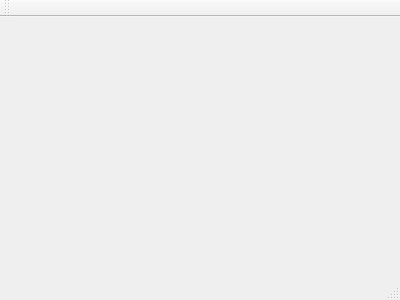
Old version of the form sandbox/andreas/untitled/mainwindow.ui in the repository nilsknacken/A3B-repo.
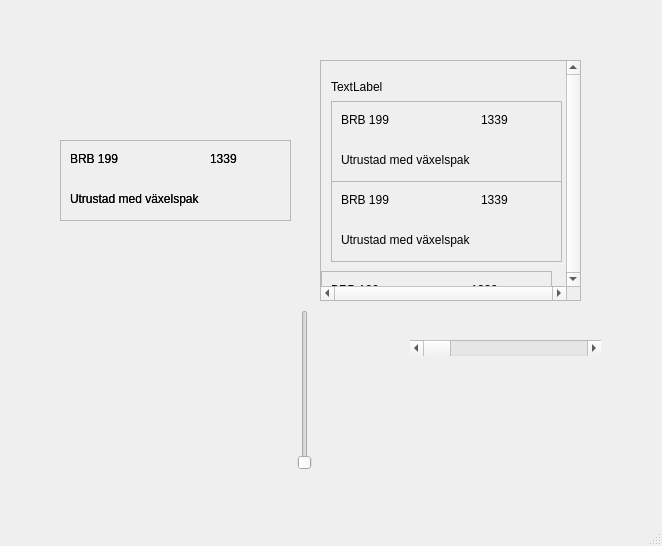
New version of the form.

```diff
--- a/sandbox/andreas/untitled/mainwindow.ui
+++ b/sandbox/andreas/untitled/mainwindow.ui
@@ -1,24 +1,479 @@
 <ui version="4.0">
  <class>MainWindow</class>
- <widget class="QMainWindow" name="MainWindow" >
-  <property name="geometry" >
+ <widget class="QMainWindow" name="MainWindow">
+  <property name="geometry">
    <rect>
     <x>0</x>
     <y>0</y>
-    <width>400</width>
-    <height>300</height>
+    <width>662</width>
+    <height>546</height>
    </rect>
   </property>
   <property name="windowTitle" >
    <string>MainWindow</string>
   </property>
-  <widget class="QMenuBar" name="menuBar" />
-  <widget class="QToolBar" name="mainToolBar" />
-  <widget class="QWidget" name="centralWidget" />
-  <widget class="QStatusBar" name="statusBar" />
+  <widget class="QWidget" name="centralWidget">
+   <widget class="QScrollArea" name="scrollArea">
+    <property name="geometry">
+     <rect>
+      <x>320</x>
+      <y>60</y>
+      <width>261</width>
+      <height>241</height>
+     </rect>
+    </property>
+    <property name="verticalScrollBarPolicy">
+     <enum>Qt::ScrollBarAlwaysOn</enum>
+    </property>
+    <property name="horizontalScrollBarPolicy">
+     <enum>Qt::ScrollBarAlwaysOn</enum>
+    </property>
+    <property name="widgetResizable">
+     <bool>true</bool>
+    </property>
+    <widget class="QWidget" name="scrollAreaWidgetContents">
+     <property name="geometry">
+      <rect>
+       <x>0</x>
+       <y>0</y>
+       <width>246</width>
+       <height>226</height>
+      </rect>
+     </property>
+     <widget class="QLabel" name="label_4">
+      <property name="geometry">
+       <rect>
+        <x>10</x>
+        <y>10</y>
+        <width>251</width>
+        <height>31</height>
+       </rect>
+      </property>
+      <property name="text">
+       <string>TextLabel</string>
+      </property>
+     </widget>
+     <widget class="QFrame" name="frame_2">
+      <property name="geometry">
+       <rect>
+        <x>10</x>
+        <y>40</y>
+        <width>231</width>
+        <height>81</height>
+       </rect>
+      </property>
+      <property name="mouseTracking">
+       <bool>true</bool>
+      </property>
+      <property name="focusPolicy">
+       <enum>Qt::StrongFocus</enum>
+      </property>
+      <property name="frameShape">
+       <enum>QFrame::StyledPanel</enum>
+      </property>
+      <property name="frameShadow">
+       <enum>QFrame::Raised</enum>
+      </property>
+      <widget class="QLabel" name="label_5">
+       <property name="geometry">
+        <rect>
+         <x>10</x>
+         <y>10</y>
+         <width>66</width>
+         <height>17</height>
+        </rect>
+       </property>
+       <property name="text">
+        <string>BRB 199</string>
+       </property>
+      </widget>
+      <widget class="QLabel" name="label_6">
+       <property name="geometry">
+        <rect>
+         <x>10</x>
+         <y>50</y>
+         <width>181</width>
+         <height>17</height>
+        </rect>
+       </property>
+       <property name="text">
+        <string>Utrustad med växelspak</string>
+       </property>
+      </widget>
+      <widget class="QLabel" name="label_7">
+       <property name="geometry">
+        <rect>
+         <x>150</x>
+         <y>10</y>
+         <width>66</width>
+         <height>17</height>
+        </rect>
+       </property>
+       <property name="text">
+        <string>1339</string>
+       </property>
+      </widget>
+     </widget>
+     <widget class="QFrame" name="frame_5">
+      <property name="geometry">
+       <rect>
+        <x>10</x>
+        <y>120</y>
+        <width>231</width>
+        <height>81</height>
+       </rect>
+      </property>
+      <property name="mouseTracking">
+       <bool>true</bool>
+      </property>
+      <property name="focusPolicy">
+       <enum>Qt::StrongFocus</enum>
+      </property>
+      <property name="frameShape">
+       <enum>QFrame::StyledPanel</enum>
+      </property>
+      <property name="frameShadow">
+       <enum>QFrame::Raised</enum>
+      </property>
+      <widget class="QLabel" name="label_14">
+       <property name="geometry">
+        <rect>
+         <x>10</x>
+         <y>10</y>
+         <width>66</width>
+         <height>17</height>
+        </rect>
+       </property>
+       <property name="text">
+        <string>BRB 199</string>
+       </property>
+      </widget>
+      <widget class="QLabel" name="label_15">
+       <property name="geometry">
+        <rect>
+         <x>10</x>
+         <y>50</y>
+         <width>181</width>
+         <height>17</height>
+        </rect>
+       </property>
+       <property name="text">
+        <string>Utrustad med växelspak</string>
+       </property>
+      </widget>
+      <widget class="QLabel" name="label_16">
+       <property name="geometry">
+        <rect>
+         <x>150</x>
+         <y>10</y>
+         <width>66</width>
+         <height>17</height>
+        </rect>
+       </property>
+       <property name="text">
+        <string>1339</string>
+       </property>
+      </widget>
+     </widget>
+     <widget class="QFrame" name="frame_6">
+      <property name="geometry">
+       <rect>
+        <x>0</x>
+        <y>210</y>
+        <width>231</width>
+        <height>81</height>
+       </rect>
+      </property>
+      <property name="mouseTracking">
+       <bool>true</bool>
+      </property>
+      <property name="focusPolicy">
+       <enum>Qt::StrongFocus</enum>
+      </property>
+      <property name="frameShape">
+       <enum>QFrame::StyledPanel</enum>
+      </property>
+      <property name="frameShadow">
+       <enum>QFrame::Raised</enum>
+      </property>
+      <widget class="QLabel" name="label_17">
+       <property name="geometry">
+        <rect>
+         <x>10</x>
+         <y>10</y>
+         <width>66</width>
+         <height>17</height>
+        </rect>
+       </property>
+       <property name="text">
+        <string>BRB 199</string>
+       </property>
+      </widget>
+      <widget class="QLabel" name="label_18">
+       <property name="geometry">
+        <rect>
+         <x>10</x>
+         <y>50</y>
+         <width>181</width>
+         <height>17</height>
+        </rect>
+       </property>
+       <property name="text">
+        <string>Utrustad med växelspak</string>
+       </property>
+      </widget>
+      <widget class="QLabel" name="label_19">
+       <property name="geometry">
+        <rect>
+         <x>150</x>
+         <y>10</y>
+         <width>66</width>
+         <height>17</height>
+        </rect>
+       </property>
+       <property name="text">
+        <string>1339</string>
+       </property>
+      </widget>
+     </widget>
+    </widget>
+   </widget>
+   <widget class="QFrame" name="frame">
+    <property name="geometry">
+     <rect>
+      <x>60</x>
+      <y>140</y>
+      <width>231</width>
+      <height>81</height>
+     </rect>
+    </property>
+    <property name="mouseTracking">
+     <bool>true</bool>
+    </property>
+    <property name="focusPolicy">
+     <enum>Qt::StrongFocus</enum>
+    </property>
+    <property name="frameShape">
+     <enum>QFrame::StyledPanel</enum>
+    </property>
+    <property name="frameShadow">
+     <enum>QFrame::Raised</enum>
+    </property>
+    <widget class="QLabel" name="label">
+     <property name="geometry">
+      <rect>
+       <x>10</x>
+       <y>10</y>
+       <width>66</width>
+       <height>17</height>
+      </rect>
+     </property>
+     <property name="text">
+      <string>BRB 199</string>
+     </property>
+    </widget>
+    <widget class="QLabel" name="label_2">
+     <property name="geometry">
+      <rect>
+       <x>10</x>
+       <y>50</y>
+       <width>181</width>
+       <height>17</height>
+      </rect>
+     </property>
+     <property name="text">
+      <string>Utrustad med växelspak</string>
+     </property>
+    </widget>
+    <widget class="QLabel" name="label_3">
+     <property name="geometry">
+      <rect>
+       <x>150</x>
+       <y>10</y>
+       <width>66</width>
+       <height>17</height>
+      </rect>
+     </property>
+     <property name="text">
+      <string>1339</string>
+     </property>
+    </widget>
+    <widget class="QFrame" name="frame_3">
+     <property name="geometry">
+      <rect>
+       <x>0</x>
+       <y>0</y>
+       <width>231</width>
+       <height>81</height>
+      </rect>
+     </property>
+     <property name="mouseTracking">
+      <bool>true</bool>
+     </property>
+     <property name="focusPolicy">
+      <enum>Qt::StrongFocus</enum>
+     </property>
+     <property name="frameShape">
+      <enum>QFrame::StyledPanel</enum>
+     </property>
+     <property name="frameShadow">
+      <enum>QFrame::Raised</enum>
+     </property>
+     <widget class="QLabel" name="label_8">
+      <property name="geometry">
+       <rect>
+        <x>10</x>
+        <y>10</y>
+        <width>66</width>
+        <height>17</height>
+       </rect>
+      </property>
+      <property name="text">
+       <string>BRB 199</string>
+      </property>
+     </widget>
+     <widget class="QLabel" name="label_9">
+      <property name="geometry">
+       <rect>
+        <x>10</x>
+        <y>50</y>
+        <width>181</width>
+        <height>17</height>
+       </rect>
+      </property>
+      <property name="text">
+       <string>Utrustad med växelspak</string>
+      </property>
+     </widget>
+     <widget class="QLabel" name="label_10">
+      <property name="geometry">
+       <rect>
+        <x>150</x>
+        <y>10</y>
+        <width>66</width>
+        <height>17</height>
+       </rect>
+      </property>
+      <property name="text">
+       <string>1339</string>
+      </property>
+     </widget>
+    </widget>
+    <widget class="QFrame" name="frame_4">
+     <property name="geometry">
+      <rect>
+       <x>271</x>
+       <y>-39</y>
+       <width>231</width>
+       <height>81</height>
+      </rect>
+     </property>
+     <property name="mouseTracking">
+      <bool>true</bool>
+     </property>
+     <property name="focusPolicy">
+      <enum>Qt::StrongFocus</enum>
+     </property>
+     <property name="frameShape">
+      <enum>QFrame::StyledPanel</enum>
+     </property>
+     <property name="frameShadow">
+      <enum>QFrame::Raised</enum>
+     </property>
+     <widget class="QLabel" name="label_11">
+      <property name="geometry">
+       <rect>
+        <x>10</x>
+        <y>10</y>
+        <width>66</width>
+        <height>17</height>
+       </rect>
+      </property>
+      <property name="text">
+       <string>BRB 199</string>
+      </property>
+     </widget>
+     <widget class="QLabel" name="label_12">
+      <property name="geometry">
+       <rect>
+        <x>10</x>
+        <y>50</y>
+        <width>181</width>
+        <height>17</height>
+       </rect>
+      </property>
+      <property name="text">
+       <string>Utrustad med växelspak</string>
+      </property>
+     </widget>
+     <widget class="QLabel" name="label_13">
+      <property name="geometry">
+       <rect>
+        <x>150</x>
+        <y>10</y>
+        <width>66</width>
+        <height>17</height>
+       </rect>
+      </property>
+      <property name="text">
+       <string>1339</string>
+      </property>
+     </widget>
+    </widget>
+   </widget>
+   <widget class="QWidget" name="widget" native="true">
+    <property name="geometry">
+     <rect>
+      <x>39</x>
+      <y>289</y>
+      <width>231</width>
+      <height>101</height>
+     </rect>
+    </property>
+   </widget>
+   <widget class="QSlider" name="verticalSlider">
+    <property name="geometry">
+     <rect>
+      <x>290</x>
+      <y>310</y>
+      <width>29</width>
+      <height>160</height>
+     </rect>
+    </property>
+    <property name="orientation">
+     <enum>Qt::Vertical</enum>
+    </property>
+   </widget>
+   <widget class="QScrollBar" name="horizontalScrollBar">
+    <property name="geometry">
+     <rect>
+      <x>410</x>
+      <y>340</y>
+      <width>191</width>
+      <height>16</height>
+     </rect>
+    </property>
+    <property name="orientation">
+     <enum>Qt::Horizontal</enum>
+    </property>
+    <property name="invertedControls">
+     <bool>false</bool>
+    </property>
+   </widget>
+  </widget>
+  <widget class="QMenuBar" name="menuBar">
+   <property name="geometry">
+    <rect>
+     <x>0</x>
+     <y>0</y>
+     <width>662</width>
+     <height>25</height>
+    </rect>
+   </property>
+  </widget>
+  <widget class="QStatusBar" name="statusBar"/>
  </widget>
- <layoutDefault spacing="6" margin="11" />
- <pixmapfunction></pixmapfunction>
+ <layoutdefault spacing="6" margin="11"/>
  <resources/>
  <connections/>
 </ui>
```
Left out of the diff: 3 changed lines with no effect on the pictures.
